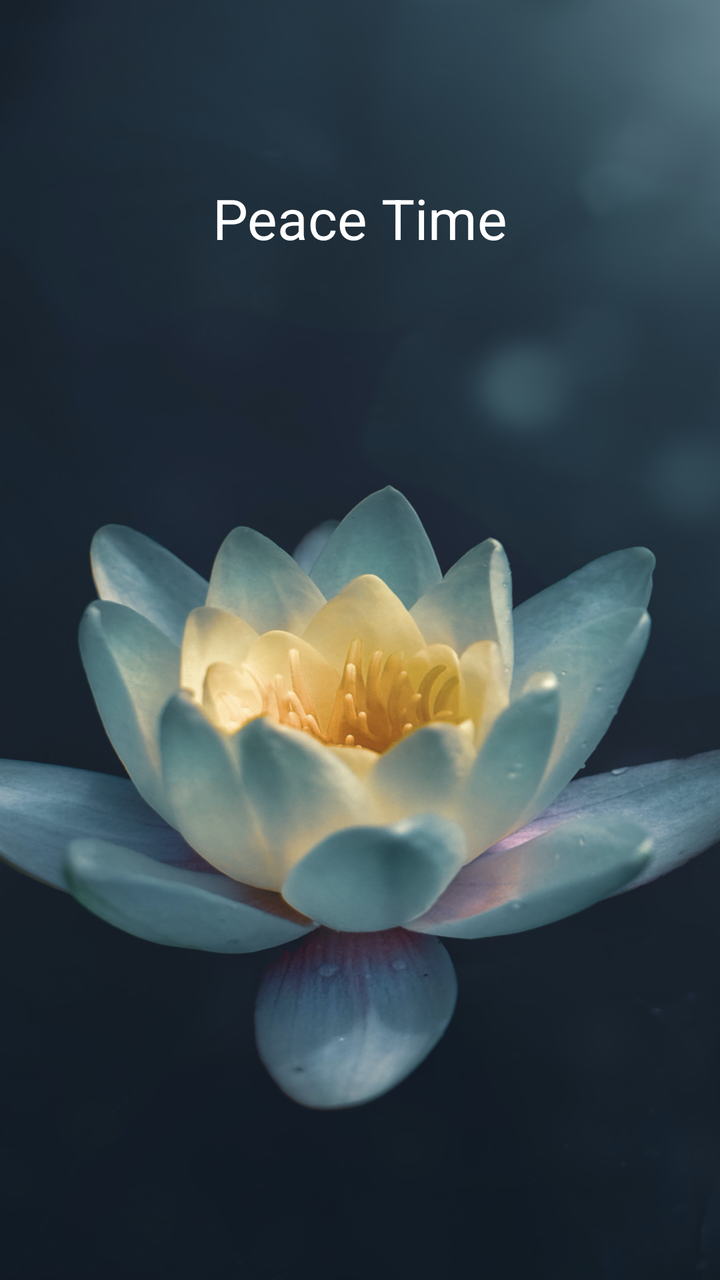
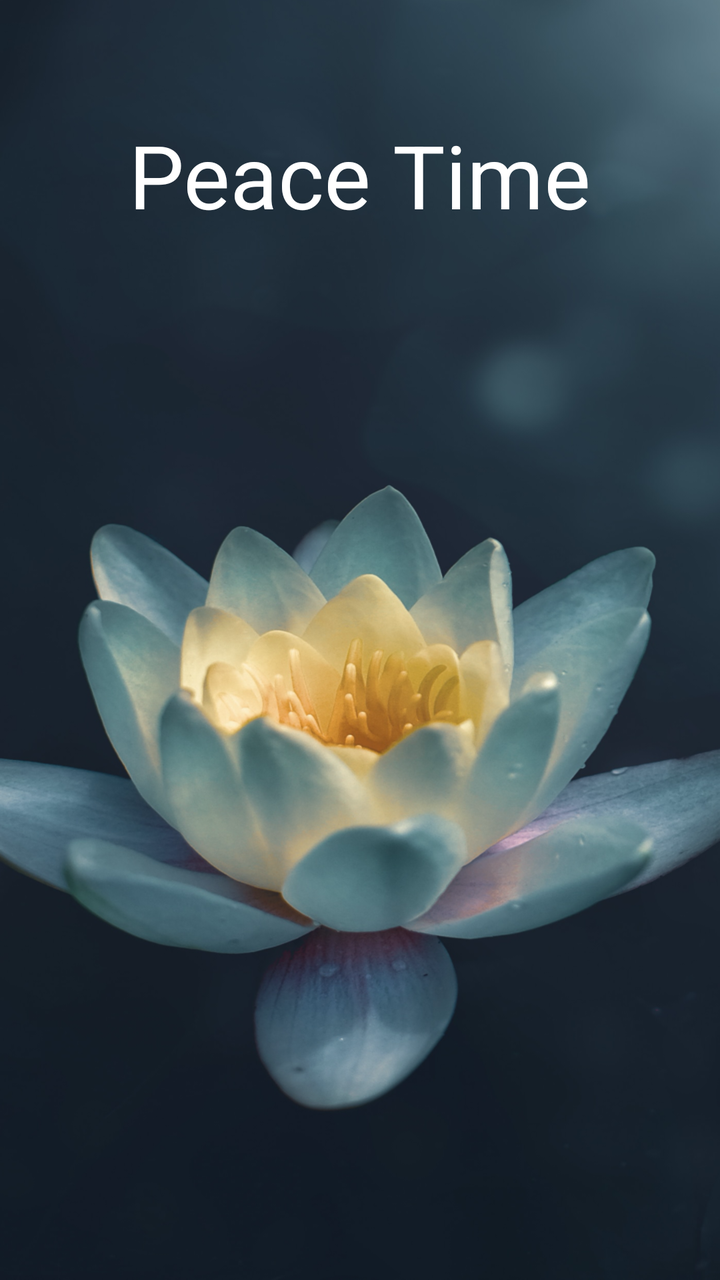

Compare the two renders of this Android layout. The source of the first and the diff that turns it into the second are given below.
<!-- AndroidManifest.xml: activity theme SplashScreen -->
<!-- res/layout/activity_splash.xml -->
<?xml version="1.0" encoding="utf-8"?>
<android.support.constraint.ConstraintLayout xmlns:android="http://schemas.android.com/apk/res/android"
    xmlns:app="http://schemas.android.com/apk/res-auto"
    xmlns:tools="http://schemas.android.com/tools"
    android:layout_width="match_parent"
    android:layout_height="match_parent"
    tools:background="@drawable/graphic_launcher">

    <TextView
        style="@style/TextView.Title"
        android:layout_width="wrap_content"
        android:layout_height="wrap_content"
        android:text="@string/peace_time"
        app:layout_constraintBottom_toBottomOf="parent"
        app:layout_constraintEnd_toEndOf="parent"
        app:layout_constraintStart_toStartOf="parent"
        app:layout_constraintTop_toTopOf="parent"
        app:layout_constraintVertical_bias="0.15" />

</android.support.constraint.ConstraintLayout>
<!-- resources referenced by this layout -->
<resources>
  <!-- drawable graphic_launcher: png bitmap (drawable-hdpi, 79197 bytes) -->
  <string name="peace_time">Peace Time</string>
  <style name="TextView.Title" parent="TextAppearance.AppCompat">
          <item name="android:textSize">28sp</item>
          <item name="android:textColor">@color/white</item>
      </style>
  <style name="SplashScreen" parent="AppTheme">
          
          <item name="android:windowBackground">@drawable/graphic_launcher</item>
      </style>
  <color name="white">#FFF</color>
  <style name="AppTheme" parent="Theme.AppCompat.Light.NoActionBar">
          
          <item name="colorPrimary">@color/colorPrimary</item>
          <item name="colorPrimaryDark">@color/colorPrimaryDark</item>
          <item name="colorAccent">@color/colorAccent</item>
      </style>
  <color name="colorPrimary">#6200EE</color>
  <color name="colorPrimaryDark">#3700B3</color>
  <color name="colorAccent">#03DAC5</color>
</resources>

<!-- the commit's change to res/layout/activity_splash.xml (unified diff, before → after) -->
@@ -15,6 +15,6 @@
         app:layout_constraintEnd_toEndOf="parent"
         app:layout_constraintStart_toStartOf="parent"
         app:layout_constraintTop_toTopOf="parent"
-        app:layout_constraintVertical_bias="0.15" />
+        app:layout_constraintVertical_bias="0.10" />
 
 </android.support.constraint.ConstraintLayout>
<!-- resource entries referenced after the edit -->
@@ -3,22 +3,10 @@
   <!-- drawable graphic_launcher: png bitmap (drawable-hdpi, 79197 bytes) -->
   <string name="peace_time">Peace Time</string>
   <style name="TextView.Title" parent="TextAppearance.AppCompat">
-          <item name="android:textSize">28sp</item>
+          <item name="android:textSize">44sp</item>
           <item name="android:textColor">@color/white</item>
       </style>
-  <style name="SplashScreen" parent="AppTheme">
-          
-          <item name="android:windowBackground">@drawable/graphic_launcher</item>
-      </style>
+  <style name="TranslucentBackgroundedScreen.SplashScreen" />
   <color name="white">#FFF</color>
-  <style name="AppTheme" parent="Theme.AppCompat.Light.NoActionBar">
-          
-          <item name="colorPrimary">@color/colorPrimary</item>
-          <item name="colorPrimaryDark">@color/colorPrimaryDark</item>
-          <item name="colorAccent">@color/colorAccent</item>
-      </style>
-  <color name="colorPrimary">#6200EE</color>
-  <color name="colorPrimaryDark">#3700B3</color>
-  <color name="colorAccent">#03DAC5</color>
 </resources>
 
